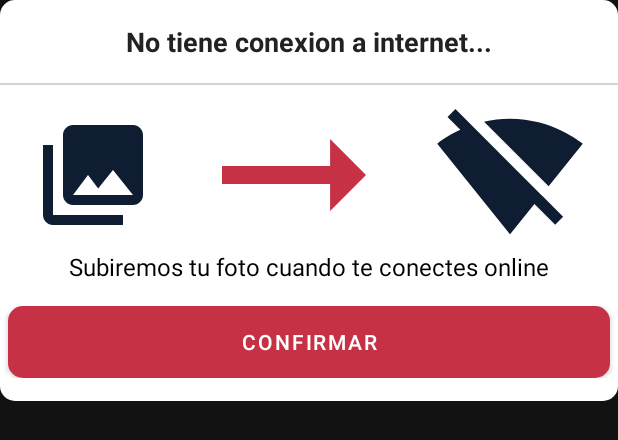
After one commit to juanbarpar/CHECK, an Android app: the layout offline_image_box.xml on its own in the app's theme, with its tools: preview values and no code run, on a phone screen of 412 x 824 dp. The commit adds this screen. Shown: the top 440 px of the screen. Run offline under Robolectric (Android 15) with nearby library versions, the phone set to English and light mode, and no system bars.

Commit message:
la cagada que hice ya esta solucionada

```diff
--- a/app/src/main/java/com/example/check/Principal/Fragmentos/SocialFragment.java
+++ b/app/src/main/java/com/example/check/Principal/Fragmentos/SocialFragment.java
@@ -152,6 +152,7 @@ public class SocialFragment extends Fragment {
             AlbumAdapter albumAdapter = new AlbumAdapter(travelLocations);
             rvAlbum.setAdapter(albumAdapter);
 
+
             FirebaseDatabase db = FirebaseDatabase.getInstance();
             DatabaseReference databaseReference = db.getReference("Expediciones");
             databaseReference.get().addOnCompleteListener(new OnCompleteListener<DataSnapshot>() {
@@ -196,6 +197,8 @@ public class SocialFragment extends Fragment {
                 @Override
                 public void onChildAdded(@NonNull DataSnapshot snapshot, @Nullable String previousChildName) {
 
+
+                    System.out.println(snapshot.getValue());
                     if (!GestionImage.imagedbs.contains(snapshot.getValue(Imagedb.class))) {
                         Imagedb imagedb = snapshot.getValue(Imagedb.class);
                         GestionImage.addImage(imagedb);
--- a/app/src/main/java/com/example/check/Principal/Fragmentos/UserFragment.java
+++ b/app/src/main/java/com/example/check/Principal/Fragmentos/UserFragment.java
@@ -136,7 +136,6 @@ public class UserFragment extends Fragment {
             }
         });
 
-
         DocumentReference docRef = database.collection(Constantes.KEY_COLLECTION_USERS).document(mAuth.getUid());
         docRef.get().addOnSuccessListener(new OnSuccessListener<DocumentSnapshot>() {
             @Override
--- /dev/null
+++ b/app/src/main/res/drawable/ic_right.xml
@@ -0,0 +1,11 @@
+<vector xmlns:android="http://schemas.android.com/apk/res/android"
+    android:width="24dp"
+    android:height="24dp"
+    android:viewportWidth="24"
+    android:viewportHeight="24"
+    android:tint="?attr/colorControlNormal"
+    android:autoMirrored="true">
+  <path
+      android:fillColor="@android:color/white"
+      android:pathData="M16.01,11H4v2h12.01v3L20,12l-3.99,-4z"/>
+</vector>
--- /dev/null
+++ b/app/src/main/res/layout/offline_image_box.xml
@@ -0,0 +1,125 @@
+<?xml version="1.0" encoding="utf-8"?>
+<RelativeLayout xmlns:android="http://schemas.android.com/apk/res/android"
+    android:layout_width="match_parent"
+    android:layout_height="match_parent"
+    android:id="@+id/dialog_box_image_offline">
+
+    <RelativeLayout
+        android:layout_width="match_parent"
+        android:layout_height="wrap_content"
+        android:background="@drawable/bg_box">
+
+        <LinearLayout
+            android:orientation="vertical"
+            android:layout_width="match_parent"
+            android:layout_height="wrap_content">
+
+            <TextView
+                android:layout_width="wrap_content"
+                android:layout_height="wrap_content"
+                android:layout_gravity="center"
+                android:gravity="center"
+
+                android:padding="15dp"
+                android:text="No tiene conexion a internet..."
+                android:textColor="#222222"
+                android:textSize="18sp"
+                android:textStyle="bold" />
+            <View
+                android:layout_width="match_parent"
+                android:layout_height="1dp"
+                android:layout_marginBottom="10dp"
+                android:background="#D3D3D3"/>
+
+            <LinearLayout
+                android:layout_width="match_parent"
+                android:layout_height="wrap_content"
+                android:orientation="vertical">
+
+                <LinearLayout
+                    android:layout_width="match_parent"
+                    android:layout_height="wrap_content"
+                    android:orientation="horizontal">
+
+                    <ImageView
+                        android:id="@+id/selectedimage"
+                        android:layout_width="80dp"
+                        android:layout_height="80dp"
+                        android:layout_weight="3"
+                        android:layout_gravity="center"
+                        android:tint="@color/check1"
+                        android:src="@drawable/ic_photo2"/>
+
+                    <ImageView
+                        android:layout_weight="3"
+                        android:layout_width="100dp"
+                        android:layout_height="100dp"
+                        android:scaleType="centerCrop"
+                        android:layout_gravity="center"
+                        android:tint="@color/check1.2"
+                        android:src="@drawable/ic_right"/>
+
+                    <ImageView
+                        android:layout_weight="3"
+
+                        android:layout_width="100dp"
+                        android:layout_height="100dp"
+
+                        android:layout_gravity="center"
+                        android:tint="@color/check1"
+                        android:src="@drawable/ic_baseline_signal_wifi_off_24"/>
+
+                </LinearLayout>
+
+
+
+
+
+                <TextView
+                    android:layout_width="wrap_content"
+                    android:layout_height="wrap_content"
+                    android:layout_gravity="center"
+                    android:text="Subiremos tu foto cuando te conectes online"
+                    android:textColor="@color/black"
+                    android:textSize="16sp"></TextView>
+
+
+                <View
+                    android:layout_width="match_parent"
+                    android:layout_height="5dp"
+                    android:layout_marginBottom="10dp"
+                    />
+
+                <LinearLayout
+                    android:layout_width="match_parent"
+                    android:layout_height="wrap_content"
+                    android:orientation="horizontal">
+
+
+
+                    <Button
+                        android:layout_weight="3"
+                        android:background="@drawable/bg_button"
+                        android:layout_width="wrap_content"
+                        android:layout_height="wrap_content"
+                        android:layout_marginEnd="5dp"
+                        android:text="Confirmar"
+                        android:id="@+id/azul"
+                        android:layout_marginStart="5dp"/>
+
+
+
+
+                </LinearLayout>
+                <View
+                    android:layout_width="match_parent"
+                    android:layout_height="5dp"
+                    android:layout_marginBottom="10dp"
+                    />
+            </LinearLayout>
+
+        </LinearLayout>
+
+    </RelativeLayout>
+
+</RelativeLayout>
```
Also changed, not shown: app/src/main/java/com/example/check/Entidad/Imagedb.java (+17 -6 lines), app/src/main/java/com/example/check/Gestion/GestionOfflineImage.java (+27 -9 lines), app/src/main/java/com/example/check/Gestion/GestionUser.java (added, +38 -0 lines), app/src/main/java/com/example/check/Principal/MainActivity.java (+51 -19 lines).
